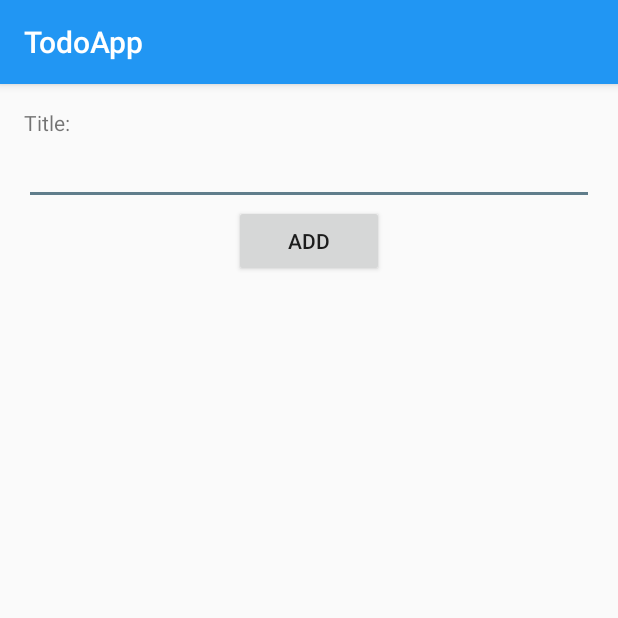
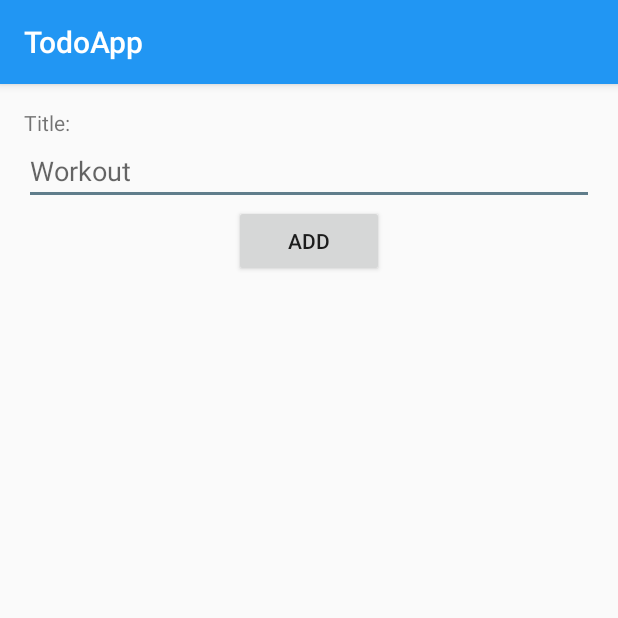
Before and after one commit to philoniare/TodoApp, an Android app: the screen it shows after launch (AddTodoActivity), after a tap on an icon or button, on a phone screen of 412 x 824 dp, the top half of it. Run offline under Robolectric (Android 15) with nearby library versions, the phone set to English and light mode, and no system bars; our stand-ins replace ButterKnife.

```diff
--- a/app/src/main/java/com/example/philoniare/todoapp/persistence/TodoDatabaseHelper.java
+++ b/app/src/main/java/com/example/philoniare/todoapp/persistence/TodoDatabaseHelper.java
@@ -17,7 +17,7 @@ import static com.example.philoniare.todoapp.persistence.TodoContract.TodoEntry.
  */
 
 public class TodoDatabaseHelper extends SQLiteOpenHelper{
-    public static final int DATABASE_VERSION = 5;
+    public static final int DATABASE_VERSION = 6;
     public static final String DATABASE_NAME = "todos.db";
     public static final String TEXT_TYPE = " TEXT";
     public static final String COMMA_SEP = ",";
--- a/app/src/main/java/com/example/philoniare/todoapp/persistence/TodoProvider.java
+++ b/app/src/main/java/com/example/philoniare/todoapp/persistence/TodoProvider.java
@@ -1,6 +1,7 @@
 package com.example.philoniare.todoapp.persistence;
 
 import android.content.ContentProvider;
+import android.content.ContentResolver;
 import android.content.ContentUris;
 import android.content.ContentValues;
 import android.content.UriMatcher;
@@ -16,15 +17,20 @@ import com.example.philoniare.todoapp.persistence.TodoDatabaseHelper;
 
 public class TodoProvider extends ContentProvider {
 
-    public static final String PROVIDER_NAME = "todoapp.contentprovider.todos";
-    public static final Uri CONTENT_URI = Uri.parse("content://" + PROVIDER_NAME + "/todo");
+    private static final String PROVIDER_NAME = "todoapp.contentprovider.todos";
+    private static final String TODOS_BASE_URI = "todos";
+    public static final Uri CONTENT_URI = Uri.parse("content://" +
+            PROVIDER_NAME + "/" + TODOS_BASE_URI);
     private static final int TODOS = 1;
     private static final int TODO_ID = 2;
+    public static final String CONTENT_ITEM_TYPE = ContentResolver.CURSOR_ITEM_BASE_TYPE + "/todos";
+    public static final String CONTENT_TYPE = ContentResolver.CURSOR_DIR_BASE_TYPE + "/todos";
+
     private static final UriMatcher uriMatcher = getUriMatcher();
     private static UriMatcher getUriMatcher() {
         UriMatcher uriMatcher = new UriMatcher(UriMatcher.NO_MATCH);
-        uriMatcher.addURI(PROVIDER_NAME, "todos", TODOS);
-        uriMatcher.addURI(PROVIDER_NAME, "todos/#", TODO_ID);
+        uriMatcher.addURI(PROVIDER_NAME, TODOS_BASE_URI, TODOS);
+        uriMatcher.addURI(PROVIDER_NAME, TODOS_BASE_URI + "/#", TODO_ID);
         return uriMatcher;
     }
 
--- a/app/src/main/res/layout/activity_todo_add.xml
+++ b/app/src/main/res/layout/activity_todo_add.xml
@@ -4,18 +4,20 @@
     android:padding="@dimen/activity_horizontal_margin"
     android:layout_height="match_parent">
     <TextView
-        android:text="Title:"
+        android:text="@string/title_description"
         android:layout_width="match_parent"
         android:layout_height="wrap_content" />
 
     <EditText
+        android:hint="@string/title_hint"
+        android:inputType="text"
         android:id="@+id/todo_title"
         android:layout_width="match_parent"
         android:layout_height="wrap_content" />
 
     <Button
         android:id="@+id/btn_add"
-        android:text="Add"
+        android:text="@string/add_button"
         android:layout_gravity="center_horizontal"
         android:layout_width="100dp"
         android:layout_height="wrap_content" />
--- a/app/src/main/res/values/strings.xml
+++ b/app/src/main/res/values/strings.xml
@@ -1,4 +1,8 @@
 <resources>
     <string name="app_name">TodoApp</string>
     <string name="action_settings">Settings</string>
+    <string name="update_button">Update</string>
+    <string name="add_button">Add</string>
+    <string name="title_description">Title:</string>
+    <string name="title_hint">Workout</string>
 </resources>
```
Also changed, not shown: app/src/main/java/com/example/philoniare/todoapp/activity/AddTodoActivity.java (+28 -7 lines), app/src/main/java/com/example/philoniare/todoapp/adapter/TodoAdapter.java (+4 -9 lines), app/src/main/java/com/example/philoniare/todoapp/model/TodoItem.java (+8 -8 lines).
